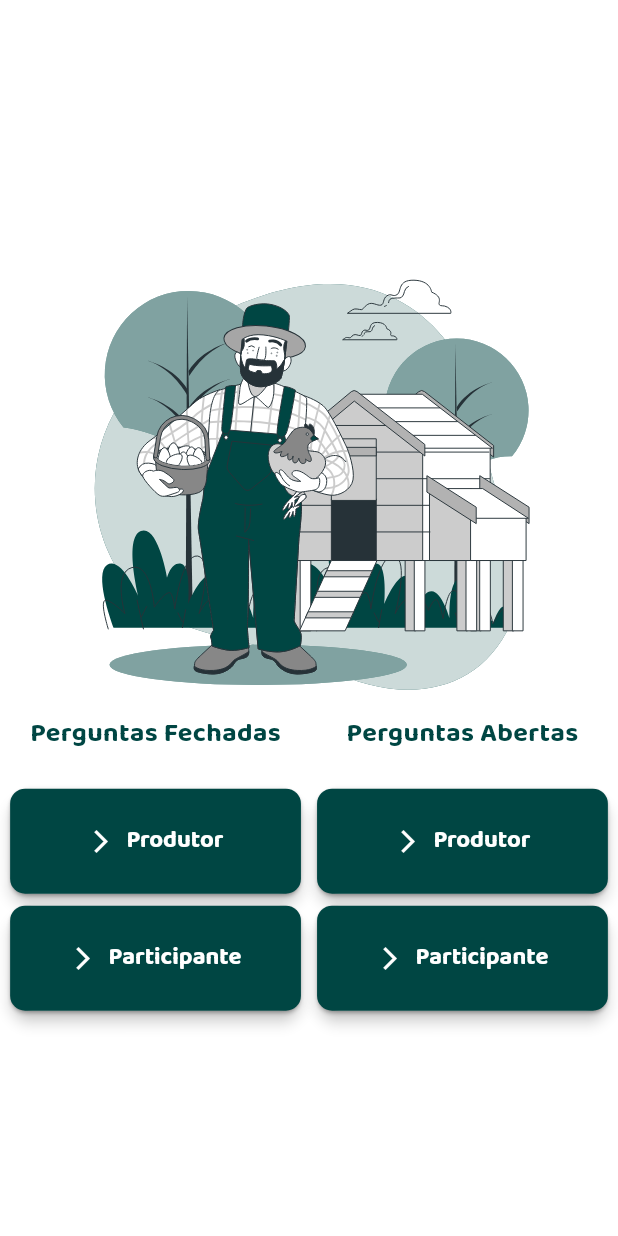
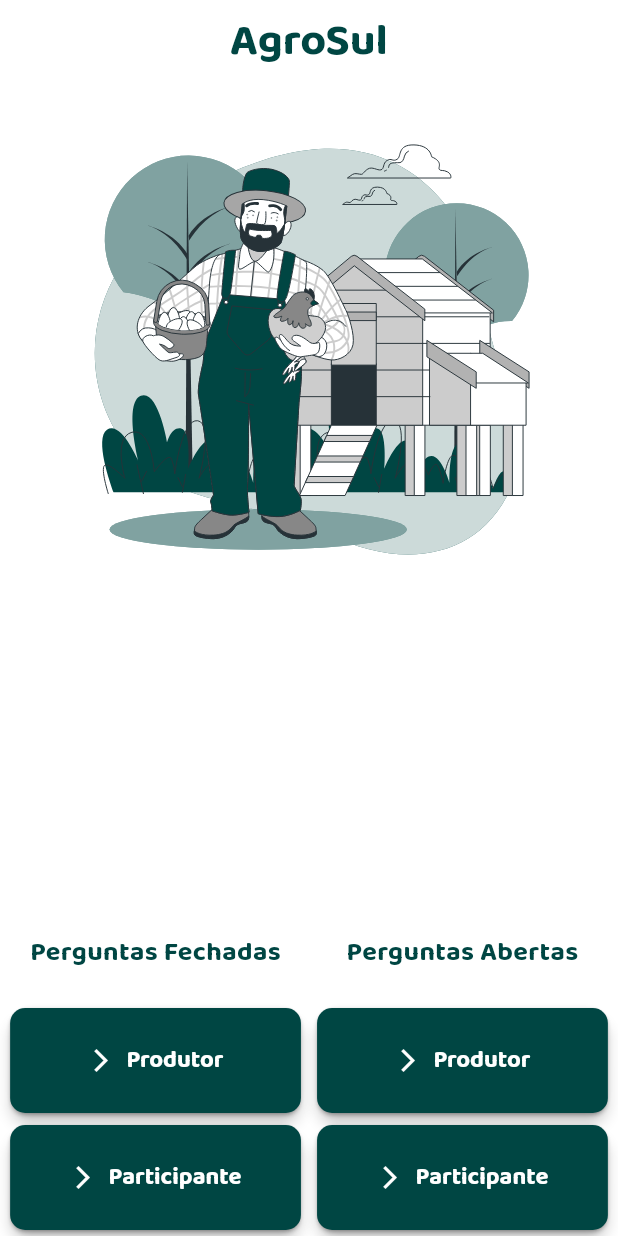
Before and after one commit to Anapropegua/AgroSulQuizzes, a Flutter app: the screen it shows after launch, on a phone screen of 412 x 824 dp. Run offline on Flutter 3.47's test engine with Material 3 defaults, Android fonts, the phone set to English and light mode, and no system bars; our stand-ins replace dartz, equatable, flutter_bloc, flutter_svg, get_it, google_fonts; missing offline and left inert: hasura_connect.

Commit message:
Adicionar AppBar com título "AgroSul" e estilo personalizado

```diff
--- a/lib/src/screens/home_screen.dart
+++ b/lib/src/screens/home_screen.dart
@@ -15,8 +15,18 @@ class _HomeScreenState extends State<HomeScreen> {
   @override
   Widget build(BuildContext context) {
     return Scaffold(
+      appBar: AppBar(
+        title: Text('AgroSul',
+            style: TextStyle(
+              fontSize: 30,
+              fontWeight: FontWeight.bold,
+              color: theme.colorScheme.primary,
+              fontFamily: GoogleFonts.baloo2().fontFamily,
+            )),
+        centerTitle: true,
+      ),
       body: Column(
-        mainAxisAlignment: MainAxisAlignment.center,
+        mainAxisAlignment: MainAxisAlignment.spaceBetween,
         mainAxisSize: MainAxisSize.max,
         children: [
           SizedBox(
@@ -124,6 +134,4 @@ class _HomeScreenState extends State<HomeScreen> {
       ),
     );
   }
-
-
 }
```
Lines whose indentation alone changed are shown as unchanged.
